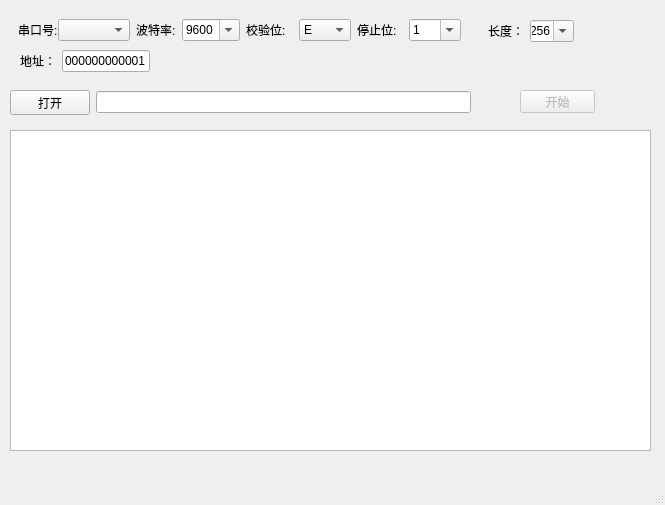
The window that UI_main.ui (qwerttqq95/Collector-2) describes before a commit, drawn with Qt 5.
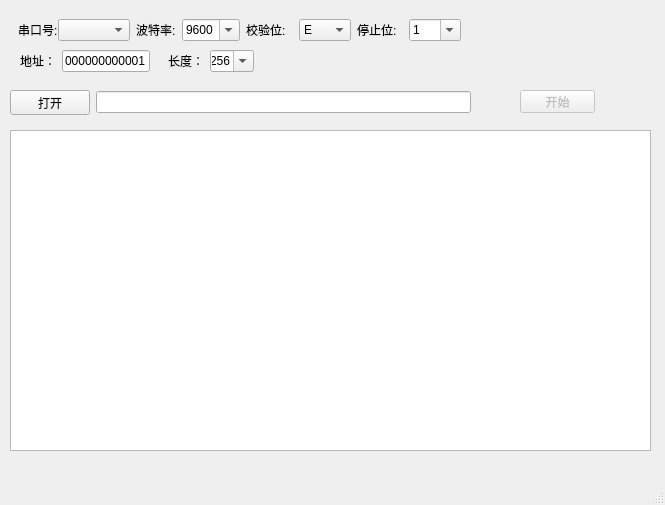
The same window after the commit.

```diff
--- a/UI_main.ui
+++ b/UI_main.ui
@@ -222,8 +222,8 @@
    <widget class="QWidget" name="">
     <property name="geometry">
      <rect>
-      <x>480</x>
-      <y>20</y>
+      <x>160</x>
+      <y>50</y>
       <width>103</width>
       <height>22</height>
      </rect>
```
Left out of the diff: 9 changed lines with no effect on the pictures.
